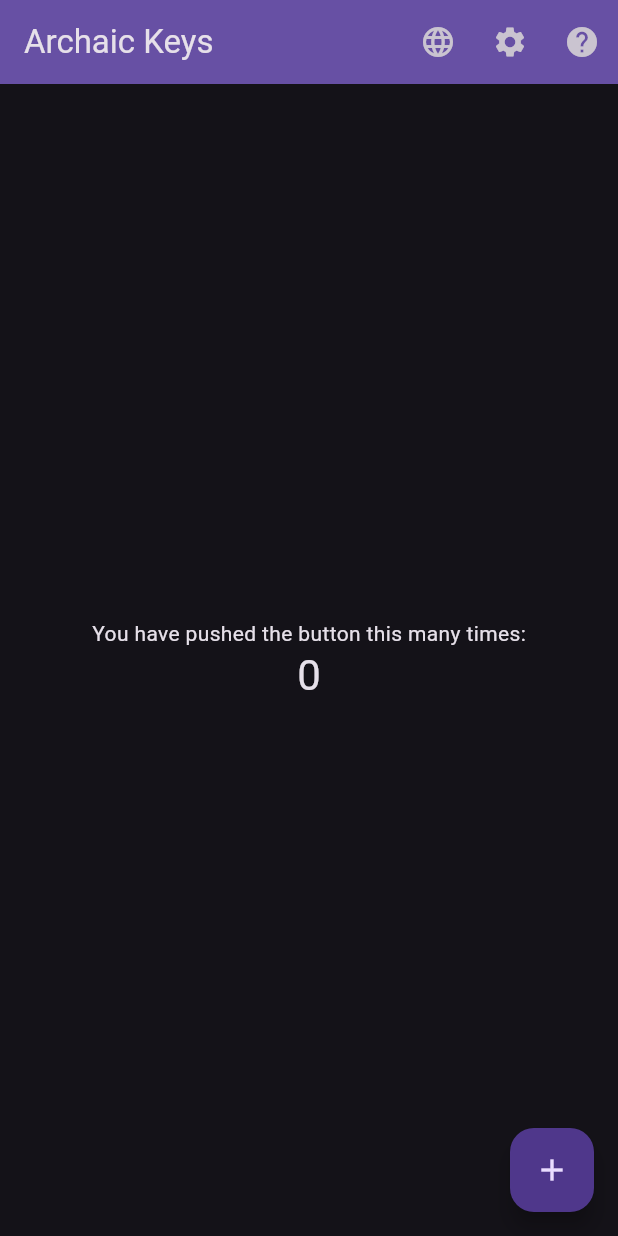
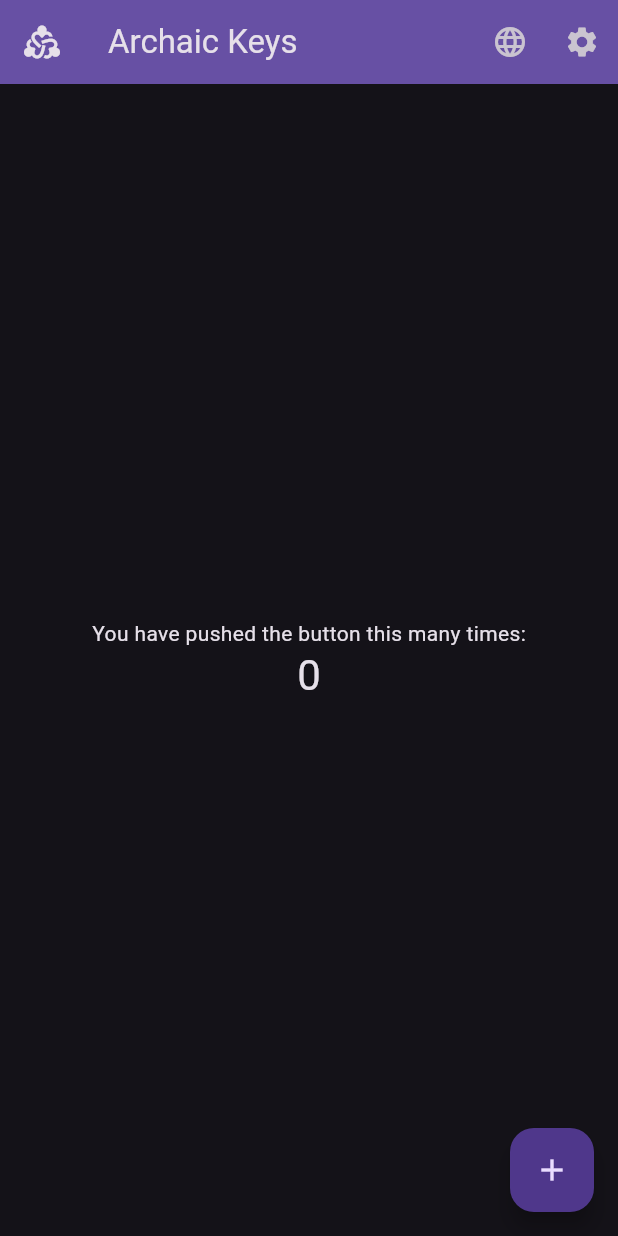
Before and after one commit to indraneel12/archaic-keys, a Flutter app: the screen it shows after launch, on a phone screen of 412 x 824 dp. Run offline on Flutter 3.47's test engine with Material 3 defaults, Android fonts, the phone set to English and light mode, and no system bars.

```diff
--- a/app/lib/main.dart
+++ b/app/lib/main.dart
@@ -43,6 +43,19 @@ class _HomePageState extends State<HomePage> {
     return Scaffold(
       appBar: AppBar(
         backgroundColor: Theme.of(context).colorScheme.inversePrimary,
+        leading: IconButton(
+          icon: const Icon(appIcon),
+          tooltip: 'About your App',
+          onPressed: () {
+            // TODO: handle the press (help/about menu)
+            showAboutDialog(
+              context: context,
+              applicationIcon: const Icon(appIcon),
+              applicationName: appName,
+              applicationVersion: appVersion,
+            );
+          },
+        ),
         title: Text(widget.title),
         actions: <Widget>[
           IconButton(
@@ -57,18 +70,6 @@ class _HomePageState extends State<HomePage> {
             tooltip: 'Customize your App',
             onPressed: () {
               // TODO: handle the press (settings menu)
-            },
-          ),
-          IconButton(
-            icon: const Icon(Icons.help),
-            tooltip: 'About your App',
-            onPressed: () {
-              // TODO: handle the press (help/about menu)
-              showAboutDialog(
-                context: context,
-                applicationName: appName,
-                applicationVersion: appVersion,
-              );
             },
           ),
         ],
```
